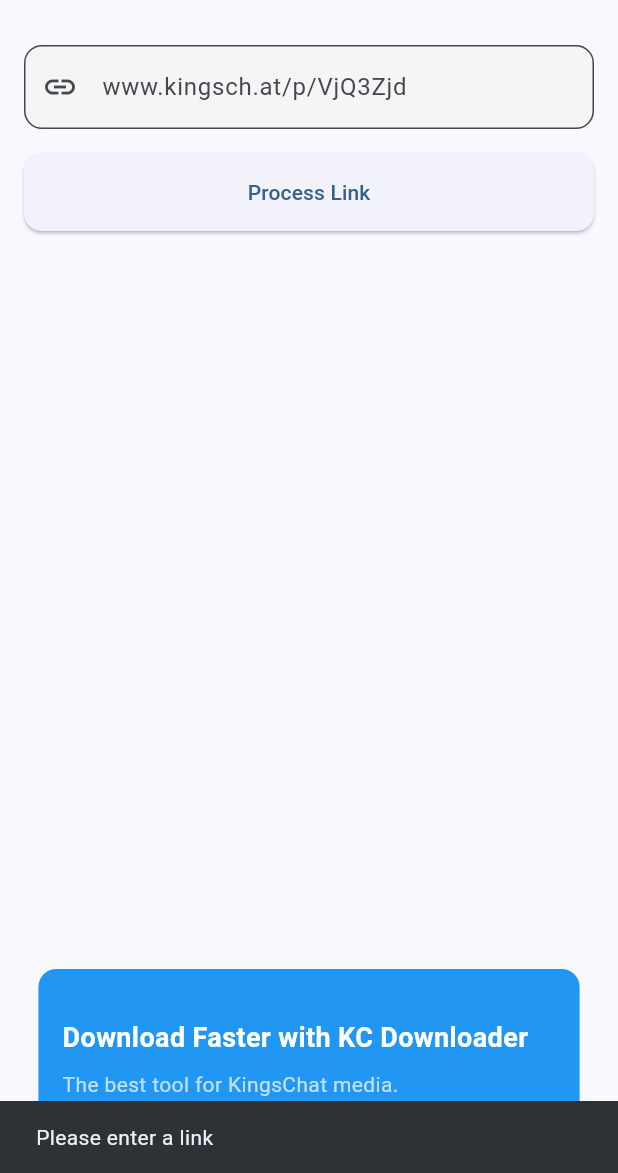
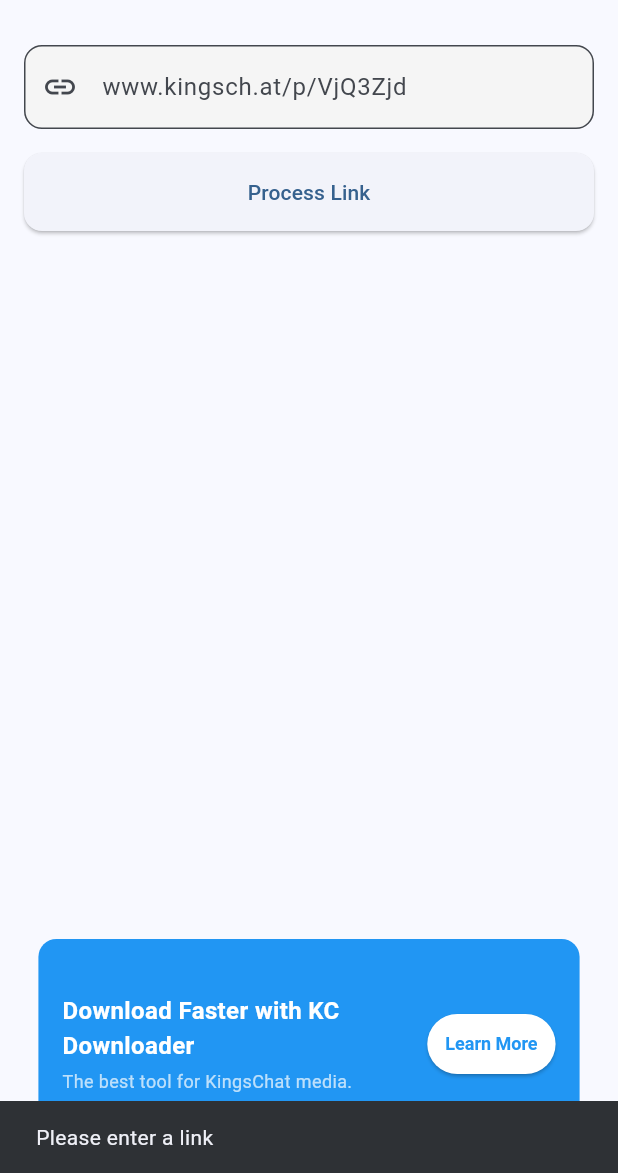
Before and after one commit to qubatorsnetusa-maker/kcmediadownloader, a Flutter app: the screen it shows after launch, after a tap on "Process Link", on a phone screen of 412 x 824 dp, the part 63-1236 px from its top. Run offline on Flutter 3.47's test engine with Material 3 defaults, Android fonts, the phone set to English and light mode, and no system bars; drawn by our look-alikes of carousel_slider; our stand-ins replace dio, firebase_core, firebase_remote_config, permission_handler; accounts and stored records are empty.

Commit message:
Add action buttons to ad slider cards with remote config support

```diff
--- a/lib/services/remote_config_service.dart
+++ b/lib/services/remote_config_service.dart
@@ -20,17 +20,23 @@
         {
           'title': 'Download Faster with KC Downloader',
           'subtitle': 'The best tool for KingsChat media.',
-          'color': '0xFF2196F3'
+          'color': '0xFF2196F3',
+          'buttonText': 'Learn More',
+          'buttonUrl': 'https://kingsch.at'
         },
         {
           'title': 'CeFlix Content Offline',
           'subtitle': 'Save your favorite videos easily.',
-          'color': '0xFF4CAF50'
+          'color': '0xFF4CAF50',
+          'buttonText': 'Watch Now',
+          'buttonUrl': 'https://ceflix.org'
         },
         {
           'title': 'Simple & Secure',
           'subtitle': 'Your privacy is our priority.',
-          'color': '0xFFFF9800'
+          'color': '0xFFFF9800',
+          'buttonText': 'Our Privacy',
+          'buttonUrl': 'https://google.com'
         },
       ]),
     });
--- a/lib/widgets/ad_slider.dart
+++ b/lib/widgets/ad_slider.dart
@@ -1,9 +1,18 @@
 import 'package:carousel_slider/carousel_slider.dart';
 import 'package:flutter/material.dart';
+import 'package:url_launcher/url_launcher.dart';
 import '../services/remote_config_service.dart';
 
 class AdSlider extends StatelessWidget {
   const AdSlider({super.key});
+
+  Future<void> _launchUrl(String? url) async {
+    if (url == null || url.isEmpty) return;
+    final Uri uri = Uri.parse(url);
+    if (!await launchUrl(uri, mode: LaunchMode.externalApplication)) {
+      debugPrint('Could not launch $url');
+    }
+  }
 
   @override
   Widget build(BuildContext context) {
@@ -13,7 +22,7 @@
 
     return CarouselSlider(
       options: CarouselOptions(
-        height: 120.0,
+        height: 140.0,
         autoPlay: true,
         enlargeCenterPage: true,
         viewportFraction: 0.9,
@@ -30,6 +39,9 @@
               ),
               child: Padding(
                 padding: const EdgeInsets.all(16.0),
+                child: Row(
+                  children: [
+                    Expanded(
                       child: Column(
                         mainAxisAlignment: MainAxisAlignment.center,
                         crossAxisAlignment: CrossAxisAlignment.start,
@@ -37,17 +49,36 @@
                           Text(
                             ad['title']!,
                             style: const TextStyle(
-                        fontSize: 18.0,
+                              fontSize: 16.0,
                               fontWeight: FontWeight.bold,
                               color: Colors.white,
                             ),
                           ),
-                    const SizedBox(height: 8.0),
+                          const SizedBox(height: 4.0),
                           Text(
                             ad['subtitle']!,
+                            maxLines: 2,
+                            overflow: TextOverflow.ellipsis,
                             style: const TextStyle(
-                        fontSize: 14.0,
+                              fontSize: 12.0,
                               color: Colors.white70,
+                            ),
+                          ),
+                        ],
+                      ),
+                    ),
+                    if (ad['buttonText'] != null && ad['buttonUrl'] != null)
+                      Padding(
+                        padding: const EdgeInsets.only(left: 8.0),
+                        child: ElevatedButton(
+                          onPressed: () => _launchUrl(ad['buttonUrl']),
+                          style: ElevatedButton.styleFrom(
+                            backgroundColor: Colors.white,
+                            foregroundColor: Color(int.parse(ad['color']!)),
+                            padding: const EdgeInsets.symmetric(horizontal: 12),
+                            textStyle: const TextStyle(fontSize: 12, fontWeight: FontWeight.bold),
+                          ),
+                          child: Text(ad['buttonText']!),
                         ),
                       ),
                   ],
```
Lines whose indentation alone changed are shown as unchanged.
